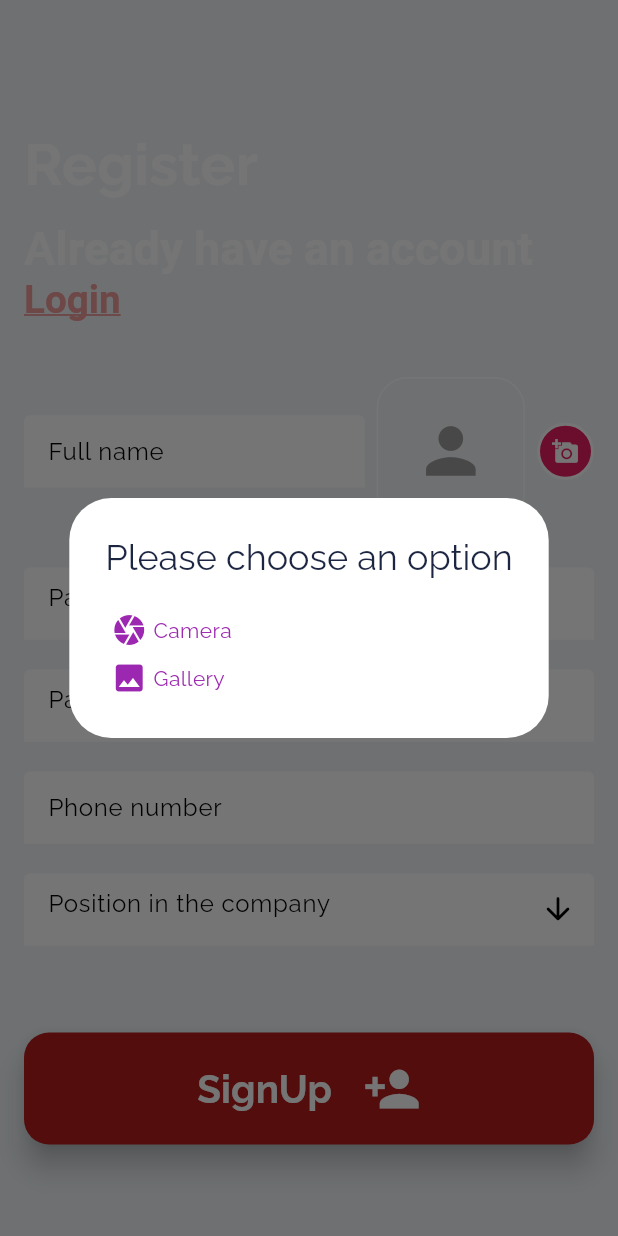
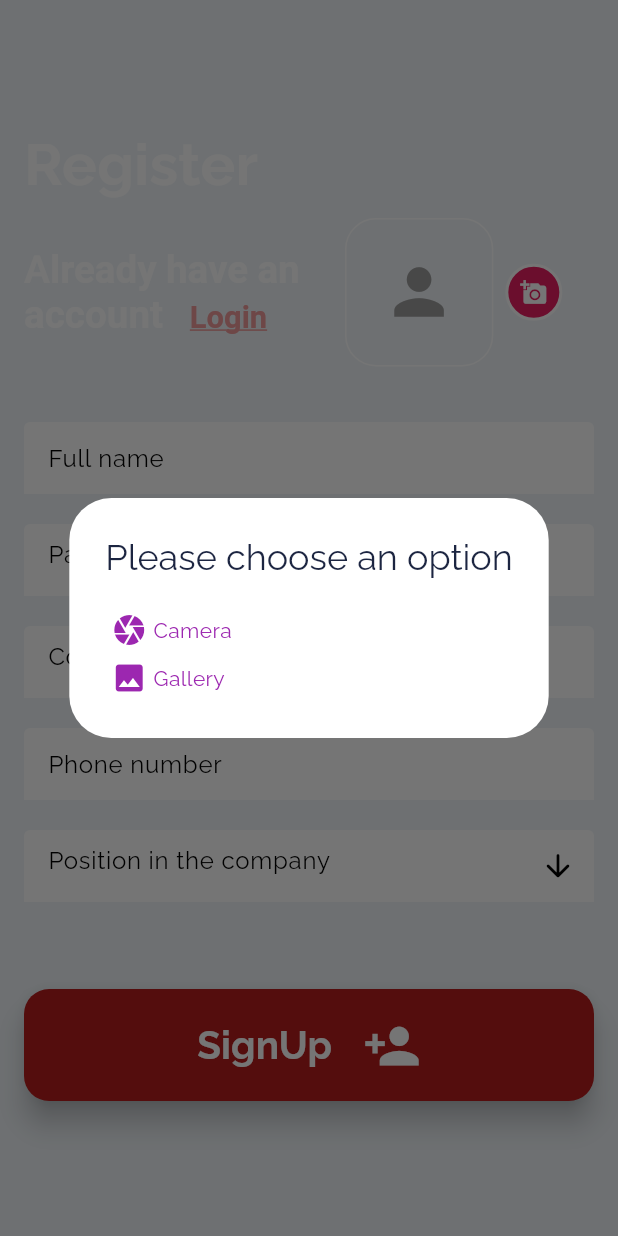
Before and after one commit to tunckankilic/tuncbt, a Flutter app: the SignUp screen opened directly, after a tap on the "add a photo" icon, on a phone screen of 412 x 824 dp. Run offline on Flutter 3.47's test engine with Material 3 defaults, Android fonts, the phone set to English and light mode, and no system bars; drawn by our look-alikes of cached_network_image; our stand-ins replace cloud_firestore, firebase_auth, firebase_core, firebase_messaging, firebase_storage, flutter_local_notifications and 10 more; accounts and stored records are empty; network calls fail.

Commit message:
Did? , Register Update

```diff
--- a/lib/screens/auth/auth_controller.dart
+++ b/lib/screens/auth/auth_controller.dart
@@ -27,7 +27,8 @@ class AuthController extends GetxController with GetTickerProviderStateMixin {
   final fullNameController = TextEditingController();
   final phoneNumberController = TextEditingController();
   final positionCPController = TextEditingController();
-
+  final TextEditingController confirmPasswordController =
+      TextEditingController();
   final obscureText = true.obs;
   final isLoading = false.obs;
   final imageFile = Rx<File?>(null);
--- a/lib/screens/auth/screens/register.dart
+++ b/lib/screens/auth/screens/register.dart
@@ -18,23 +18,46 @@ class SignUp extends GetView<AuthController> {
     return Scaffold(
       body: Stack(
         children: [
-          Obx(() => CachedNetworkImage(
+          _buildBackgroundImage(),
+          SingleChildScrollView(
+            child: Padding(
+              padding: const EdgeInsets.symmetric(horizontal: 16),
+              child: Column(
+                crossAxisAlignment: CrossAxisAlignment.start,
+                children: [
+                  SizedBox(height: size.height * 0.1),
+                  _buildHeader(size),
+                  SizedBox(height: 20.h),
+                  _buildForm(size),
+                  SizedBox(height: 40.h),
+                  _buildSignUpButton(),
+                ],
+              ),
+            ),
+          ),
+        ],
+      ),
+    );
+  }
+
+  Widget _buildBackgroundImage() {
+    return Obx(() => CachedNetworkImage(
           imageUrl:
               "https://media.istockphoto.com/photos/businesswoman-using-computer-in-dark-office-picture-id557608443?k=6&m=557608443&s=612x612&w=0&h=fWWESl6nk7T6ufo4sRjRBSeSiaiVYAzVrY-CLlfMptM=",
-                placeholder: (context, url) => Image.asset(
-                    'assets/images/wallpaper.jpg',
-                    fit: BoxFit.fill),
+          placeholder: (context, url) =>
+              Image.asset('assets/images/wallpaper.jpg', fit: BoxFit.fill),
           errorWidget: (context, url, error) => const Icon(Icons.error),
           width: double.infinity,
           height: double.infinity,
           fit: BoxFit.cover,
           alignment: FractionalOffset(controller.animationValue.value, 0),
-              )),
-          Padding(
-            padding: const EdgeInsets.symmetric(horizontal: 16),
-            child: ListView(
+        ));
+  }
+
+  Widget _buildHeader(Size size) {
+    return Column(
+      crossAxisAlignment: CrossAxisAlignment.start,
       children: [
-                SizedBox(height: size.height * 0.1),
         Text(
           controller.isSocialSignIn.value
               ? 'Complete Your Profile'
@@ -44,9 +67,12 @@ class SignUp extends GetView<AuthController> {
               fontWeight: FontWeight.bold,
               fontSize: 30.sp),
         ),
-                const SizedBox(height: 10),
+        Row(
+          children: [
             if (!controller.isSocialSignIn.value)
-                  RichText(
+              SizedBox(
+                width: 150.w,
+                child: RichText(
                   text: TextSpan(
                     children: [
                       TextSpan(
@@ -54,7 +80,7 @@ class SignUp extends GetView<AuthController> {
                         style: TextStyle(
                             color: Colors.white,
                             fontWeight: FontWeight.bold,
-                              fontSize: 24.sp),
+                            fontSize: 20.sp),
                       ),
                       const TextSpan(text: '    '),
                       TextSpan(
@@ -65,49 +91,90 @@ class SignUp extends GetView<AuthController> {
                           decoration: TextDecoration.underline,
                           color: Colors.red[200],
                           fontWeight: FontWeight.bold,
-                            fontSize: 20.sp,
+                          fontSize: 16.sp,
                         ),
                       ),
                     ],
                   ),
                 ),
-                SizedBox(height: 20.h),
-                Form(
+              ),
+            SizedBox(
+              width: 10.w,
+            ),
+            _buildImageContainer(size),
+            _buildImageEditButton(),
+          ],
+        ),
+      ],
+    );
+  }
+
+  Widget _buildForm(Size size) {
+    return Form(
       key: _signUpFormKey,
       child: Column(
         children: [
-                      Row(
-                        children: [
-                          Flexible(
-                            flex: 2,
-                            child: TextFormField(
+          TextFormField(
             controller: controller.fullNameController,
-                              validator: (value) => value!.isEmpty
-                                  ? "This Field is missing"
-                                  : null,
+            validator: (value) =>
+                value!.isEmpty ? "This Field is missing" : null,
             style: const TextStyle(color: Colors.black),
             decoration: const InputDecoration(
               hintText: 'Full name',
               hintStyle: TextStyle(color: Colors.black),
               enabledBorder: UnderlineInputBorder(
-                                    borderSide:
-                                        BorderSide(color: Colors.white)),
+                  borderSide: BorderSide(color: Colors.white)),
               focusedBorder: UnderlineInputBorder(
-                                    borderSide:
-                                        BorderSide(color: Colors.white)),
+                  borderSide: BorderSide(color: Colors.white)),
               errorBorder: UnderlineInputBorder(
                   borderSide: BorderSide(color: Colors.red)),
             ),
           ),
+          const SizedBox(height: 20),
+          if (!controller.isSocialSignIn.value) ...[
+            _buildPasswordField(),
+            const SizedBox(height: 20),
+            _buildConfirmPasswordField(),
+            const SizedBox(height: 20),
+          ],
+          _buildPhoneNumberField(),
+          const SizedBox(height: 20),
+          _buildPositionField(),
+        ],
       ),
-                          Padding(
+    );
+  }
+
+  Widget _buildNameAndImageSection(Size size) {
+    return Stack(
+      children: [
+        TextFormField(
+          controller: controller.fullNameController,
+          validator: (value) => value!.isEmpty ? "This Field is missing" : null,
+          style: const TextStyle(color: Colors.black),
+          decoration: const InputDecoration(
+            hintText: 'Full name',
+            hintStyle: TextStyle(color: Colors.black),
+            enabledBorder: UnderlineInputBorder(
+                borderSide: BorderSide(color: Colors.white)),
+            focusedBorder: UnderlineInputBorder(
+                borderSide: BorderSide(color: Colors.white)),
+            errorBorder:
+                UnderlineInputBorder(borderSide: BorderSide(color: Colors.red)),
+          ),
+        ),
+      ],
+    );
+  }
+
+  Widget _buildImageContainer(Size size) {
+    return Padding(
       padding: const EdgeInsets.all(8.0),
       child: Container(
         width: size.width * 0.24,
         height: size.width * 0.24,
         decoration: BoxDecoration(
-                                border:
-                                    Border.all(width: 1, color: Colors.white),
+          border: Border.all(width: 1, color: Colors.white),
           borderRadius: BorderRadius.circular(16.r),
         ),
         child: ClipRRect(
@@ -122,8 +189,7 @@ class SignUp extends GetView<AuthController> {
               return Image.network(
                 'https://cdn.pixabay.com/photo/2016/08/08/09/17/avatar-1577909_1280.png',
                 fit: BoxFit.cover,
-                                      errorBuilder:
-                                          (context, error, stackTrace) => Icon(
+                errorBuilder: (context, error, stackTrace) => Icon(
                   Icons.person,
                   size: size.width * 0.12,
                   color: Colors.grey,
@@ -133,17 +199,16 @@ class SignUp extends GetView<AuthController> {
           }),
         ),
       ),
-                          ),
-                          Positioned(
-                            top: 0,
-                            right: 0,
-                            child: InkWell(
+    );
+  }
+
+  Widget _buildImageEditButton() {
+    return InkWell(
       onTap: () => controller.showImageDialog(),
       child: Container(
         decoration: BoxDecoration(
           color: Colors.pink,
-                                  border:
-                                      Border.all(width: 2, color: Colors.white),
+          border: Border.all(width: 2, color: Colors.white),
           shape: BoxShape.circle,
         ),
         child: Padding(
@@ -157,17 +222,14 @@ class SignUp extends GetView<AuthController> {
           ),
         ),
       ),
-                            ),
-                          ),
-                        ],
-                      ),
-                      const SizedBox(height: 20),
-                      if (!controller.isSocialSignIn.value)
-                        Obx(() => TextFormField(
+    );
+  }
+
+  Widget _buildPasswordField() {
+    return Obx(() => TextFormField(
           controller: controller.passwordController,
           obscureText: controller.obscureText.value,
-                              validator: (value) =>
-                                  value!.isEmpty || value.length < 7
+          validator: (value) => value!.isEmpty || value.length < 7
               ? "Please enter a valid password"
               : null,
           style: const TextStyle(color: Colors.black),
@@ -183,23 +245,21 @@ class SignUp extends GetView<AuthController> {
             hintText: 'Password',
             hintStyle: const TextStyle(color: Colors.black),
             enabledBorder: const UnderlineInputBorder(
-                                    borderSide:
-                                        BorderSide(color: Colors.white)),
+                borderSide: BorderSide(color: Colors.white)),
             focusedBorder: const UnderlineInputBorder(
-                                    borderSide:
-                                        BorderSide(color: Colors.white)),
+                borderSide: BorderSide(color: Colors.white)),
             errorBorder: const UnderlineInputBorder(
                 borderSide: BorderSide(color: Colors.red)),
           ),
-                            )),
-                      const SizedBox(height: 20),
-                      if (!controller.isSocialSignIn.value)
-                        Obx(() => TextFormField(
-                              controller: controller.passwordController,
+        ));
+  }
+
+  Widget _buildConfirmPasswordField() {
+    return Obx(() => TextFormField(
+          controller: controller.confirmPasswordController,
           obscureText: controller.obscureText.value,
-                              validator: (value) =>
-                                  value!.isEmpty || value.length < 7
-                                      ? "Please enter a valid password"
+          validator: (value) => value != controller.passwordController.text
+              ? "Passwords do not match"
               : null,
           style: const TextStyle(color: Colors.black),
           decoration: InputDecoration(
@@ -211,71 +271,68 @@ class SignUp extends GetView<AuthController> {
                       : Icons.visibility_off,
                   color: Colors.white),
             ),
-                                hintText: 'Password',
+            hintText: 'Confirm Password',
             hintStyle: const TextStyle(color: Colors.black),
             enabledBorder: const UnderlineInputBorder(
-                                    borderSide:
-                                        BorderSide(color: Colors.white)),
+                borderSide: BorderSide(color: Colors.white)),
             focusedBorder: const UnderlineInputBorder(
-                                    borderSide:
-                                        BorderSide(color: Colors.white)),
+                borderSide: BorderSide(color: Colors.white)),
             errorBorder: const UnderlineInputBorder(
                 borderSide: BorderSide(color: Colors.red)),
           ),
-                            )),
-                      const SizedBox(height: 20),
-                      TextFormField(
+        ));
+  }
+
+  Widget _buildPhoneNumberField() {
+    return TextFormField(
       controller: controller.phoneNumberController,
-                        validator: (value) =>
-                            value!.isEmpty ? "This Field is missing" : null,
+      validator: (value) => value!.isEmpty ? "This Field is missing" : null,
       style: const TextStyle(color: Colors.black),
       decoration: const InputDecoration(
         hintText: 'Phone number',
         hintStyle: TextStyle(color: Colors.black),
-                          enabledBorder: UnderlineInputBorder(
-                              borderSide: BorderSide(color: Colors.white)),
-                          focusedBorder: UnderlineInputBorder(
-                              borderSide: BorderSide(color: Colors.white)),
-                          errorBorder: UnderlineInputBorder(
-                              borderSide: BorderSide(color: Colors.red)),
+        enabledBorder:
+            UnderlineInputBorder(borderSide: BorderSide(color: Colors.white)),
+        focusedBorder:
+            UnderlineInputBorder(borderSide: BorderSide(color: Colors.white)),
+        errorBorder:
+            UnderlineInputBorder(borderSide: BorderSide(color: Colors.red)),
       ),
-                      ),
-                      const SizedBox(height: 20),
-                      GestureDetector(
+    );
+  }
+
+  Widget _buildPositionField() {
+    return GestureDetector(
       onTap: () => controller.showJobCategoriesDialog(),
       child: TextFormField(
         enabled: false,
         controller: controller.positionCPController,
-                          validator: (value) =>
-                              value!.isEmpty ? "This field is missing" : null,
+        validator: (value) => value!.isEmpty ? "This field is missing" : null,
         style: const TextStyle(color: Colors.black),
         decoration: const InputDecoration(
-                            suffixIcon: Icon(Icons.arrow_downward_rounded,
-                                color: Colors.black),
+          suffixIcon: Icon(Icons.arrow_downward_rounded, color: Colors.black),
           hintText: 'Position in the company',
           hintStyle: TextStyle(color: Colors.black),
-                            enabledBorder: UnderlineInputBorder(
-                                borderSide: BorderSide(color: Colors.white)),
-                            focusedBorder: UnderlineInputBorder(
-                                borderSide: BorderSide(color: Colors.white)),
-                            errorBorder: UnderlineInputBorder(
-                                borderSide: BorderSide(color: Colors.red)),
-                            disabledBorder: UnderlineInputBorder(
-                                borderSide: BorderSide(color: Colors.white)),
+          enabledBorder:
+              UnderlineInputBorder(borderSide: BorderSide(color: Colors.white)),
+          focusedBorder:
+              UnderlineInputBorder(borderSide: BorderSide(color: Colors.white)),
+          errorBorder:
+              UnderlineInputBorder(borderSide: BorderSide(color: Colors.red)),
+          disabledBorder:
+              UnderlineInputBorder(borderSide: BorderSide(color: Colors.white)),
         ),
       ),
-                      ),
-                    ],
-                  ),
-                ),
-                SizedBox(height: 40.h),
-                Obx(() => controller.isLoading.value
+    );
+  }
+
+  Widget _buildSignUpButton() {
+    return Obx(() => controller.isLoading.value
         ? const Center(child: CircularProgressIndicator())
         : MaterialButton(
             onPressed: () {
               if (_signUpFormKey.currentState!.validate()) {
-                            controller.signUp(
-                                isSocial: controller.isSocialSignIn.value);
+                controller.signUp(isSocial: controller.isSocialSignIn.value);
               }
             },
             color: Colors.red[900],
@@ -297,17 +354,10 @@ class SignUp extends GetView<AuthController> {
                         fontSize: 20.sp),
                   ),
                   SizedBox(width: 16.r),
-                              Icon(Icons.person_add,
-                                  color: Colors.white, size: 30.r),
+                  Icon(Icons.person_add, color: Colors.white, size: 30.r),
                 ],
               ),
             ),
-                      )),
-              ],
-            ),
-          ),
-        ],
-      ),
-    );
+          ));
   }
 }
```
Also changed, not shown: lib/screens/auth/screens/login.dart (+50 -63 lines). Lines whose indentation alone changed are shown as unchanged.
